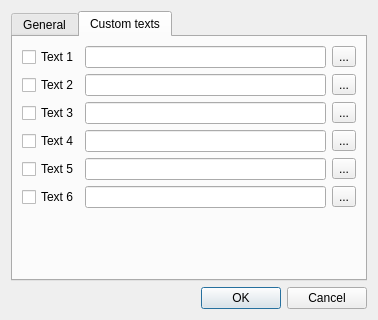
Before: the Qt Designer form consolesettingsdialog.ui in ivanovp/iserterm, drawn with Qt 5.
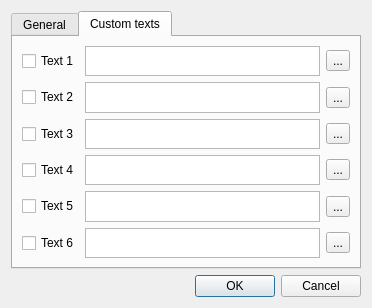
After: the same form once the commit is applied. The open tabs and pages were chosen to show the change.

Commit message: Multi-line Custom texts can be sent. Line ending is converted for custom texts as well.

What changed in the file:
```diff
--- a/consolesettingsdialog.ui
+++ b/consolesettingsdialog.ui
@@ -6,8 +6,8 @@
    <rect>
     <x>0</x>
     <y>0</y>
-    <width>378</width>
-    <height>320</height>
+    <width>372</width>
+    <height>308</height>
    </rect>
   </property>
   <property name="windowTitle">
@@ -17,7 +17,7 @@
    <item row="0" column="0">
     <widget class="QTabWidget" name="tabWidget">
      <property name="currentIndex">
-      <number>0</number>
+      <number>1</number>
      </property>
      <widget class="QWidget" name="tabGeneral">
       <attribute name="title">
@@ -203,8 +203,19 @@
        </item>
        <item row="0" column="0">
         <layout class="QGridLayout" name="gridLayout_4">
-         <item row="2" column="1">
-          <widget class="QLineEdit" name="text3LineEdit"/>
+         <item row="5" column="0">
+          <widget class="QCheckBox" name="text6CheckBox">
+           <property name="text">
+            <string>Text 6</string>
+           </property>
+          </widget>
+         </item>
+         <item row="3" column="2">
+          <widget class="QToolButton" name="text4Button">
+           <property name="text">
+            <string>...</string>
+           </property>
+          </widget>
          </item>
          <item row="4" column="0">
           <widget class="QCheckBox" name="text5CheckBox">
@@ -234,20 +245,6 @@
            </property>
           </widget>
          </item>
-         <item row="5" column="0">
-          <widget class="QCheckBox" name="text6CheckBox">
-           <property name="text">
-            <string>Text 6</string>
-           </property>
-          </widget>
-         </item>
-         <item row="1" column="0">
-          <widget class="QCheckBox" name="text2CheckBox">
-           <property name="text">
-            <string>Text 2</string>
-           </property>
-          </widget>
-         </item>
          <item row="1" column="2">
           <widget class="QToolButton" name="text2Button">
            <property name="text">
@@ -255,11 +252,12 @@
            </property>
           </widget>
          </item>
-         <item row="1" column="1">
-          <widget class="QLineEdit" name="text2LineEdit"/>
-         </item>
-         <item row="0" column="1">
-          <widget class="QLineEdit" name="text1LineEdit"/>
+         <item row="1" column="0">
+          <widget class="QCheckBox" name="text2CheckBox">
+           <property name="text">
+            <string>Text 2</string>
+           </property>
+          </widget>
          </item>
          <item row="0" column="2">
           <widget class="QToolButton" name="text1Button">
@@ -282,13 +280,6 @@
            </property>
           </widget>
          </item>
-         <item row="3" column="2">
-          <widget class="QToolButton" name="text4Button">
-           <property name="text">
-            <string>...</string>
-           </property>
-          </widget>
-         </item>
          <item row="5" column="2">
           <widget class="QToolButton" name="text6Button">
            <property name="text">
@@ -296,14 +287,65 @@
            </property>
           </widget>
          </item>
+         <item row="0" column="1">
+          <widget class="QPlainTextEdit" name="text1Edit">
+           <property name="minimumSize">
+            <size>
+             <width>0</width>
+             <height>30</height>
+            </size>
+           </property>
+          </widget>
+         </item>
+         <item row="1" column="1">
+          <widget class="QPlainTextEdit" name="text2Edit">
+           <property name="minimumSize">
+            <size>
+             <width>0</width>
+             <height>30</height>
+            </size>
+           </property>
+          </widget>
+         </item>
+         <item row="2" column="1">
+          <widget class="QPlainTextEdit" name="text3Edit">
+           <property name="minimumSize">
+            <size>
+             <width>0</width>
+             <height>30</height>
+            </size>
+           </property>
+          </widget>
+         </item>
          <item row="3" column="1">
-          <widget class="QLineEdit" name="text4LineEdit"/>
+          <widget class="QPlainTextEdit" name="text4Edit">
+           <property name="minimumSize">
+            <size>
+             <width>0</width>
+             <height>30</height>
+            </size>
+           </property>
+          </widget>
          </item>
          <item row="4" column="1">
-          <widget class="QLineEdit" name="text5LineEdit"/>
+          <widget class="QPlainTextEdit" name="text5Edit">
+           <property name="minimumSize">
+            <size>
+             <width>0</width>
+             <height>30</height>
+            </size>
+           </property>
+          </widget>
          </item>
          <item row="5" column="1">
-          <widget class="QLineEdit" name="text6LineEdit"/>
+          <widget class="QPlainTextEdit" name="text6Edit">
+           <property name="minimumSize">
+            <size>
+             <width>0</width>
+             <height>30</height>
+            </size>
+           </property>
+          </widget>
          </item>
         </layout>
        </item>
```
Left out of the diff: 6 changed lines with no effect on the pictures. The commit also changes 5 other files.
